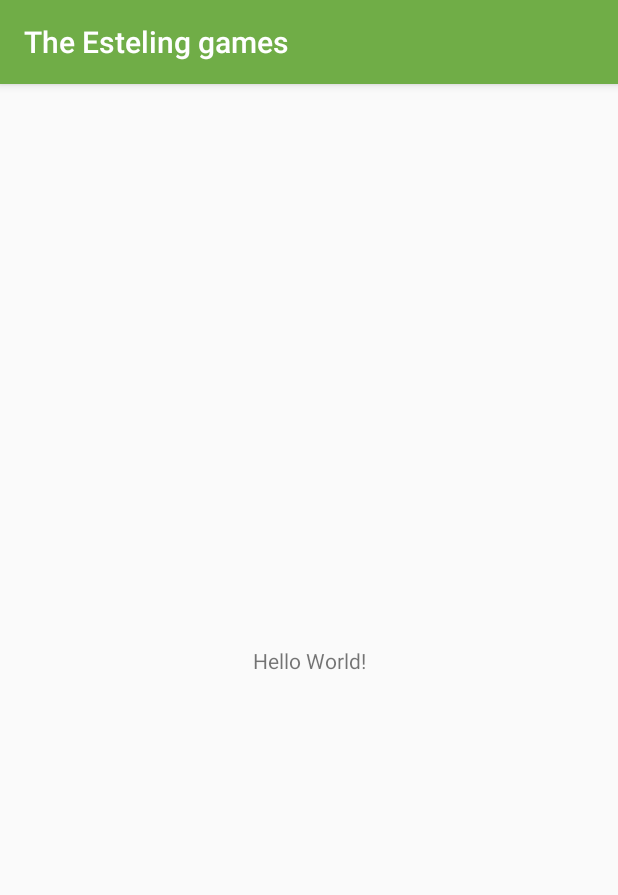
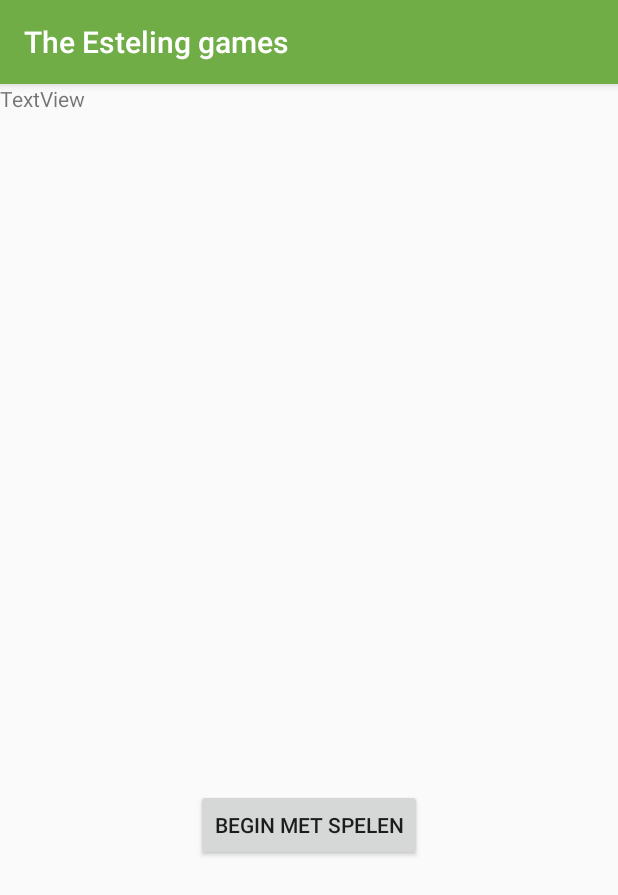
Before and after one commit to shinichihezemans/The-Esteling-games, an Android app: the screen it shows after launch (MainActivity), on a phone screen of 412 x 824 dp. Shown: the top 895 px of the screen. Run offline under Robolectric (Android 15) with nearby library versions, the light colour scheme and no system bars.

Commit message:
Lay-out gemaakt

```diff
--- a/app/src/main/res/layout/activity_main.xml
+++ b/app/src/main/res/layout/activity_main.xml
@@ -7,12 +7,24 @@
     tools:context=".MainActivity">
 
     <TextView
+        android:id="@+id/startText"
         android:layout_width="wrap_content"
         android:layout_height="wrap_content"
-        android:text="Hello World!"
+        android:text="TextView"
+        tools:layout_editor_absoluteX="162dp"
+        tools:layout_editor_absoluteY="196dp" />
+
+    <Button
+        android:id="@+id/startButton"
+        android:layout_width="wrap_content"
+        android:layout_height="wrap_content"
+        android:layout_marginStart="150dp"
+        android:layout_marginTop="300dp"
+        android:layout_marginEnd="150dp"
+        android:layout_marginBottom="100dp"
+        android:text="@string/StartButton"
         app:layout_constraintBottom_toBottomOf="parent"
-        app:layout_constraintLeft_toLeftOf="parent"
-        app:layout_constraintRight_toRightOf="parent"
-        app:layout_constraintTop_toTopOf="parent" />
-
+        app:layout_constraintEnd_toEndOf="parent"
+        app:layout_constraintStart_toStartOf="parent"
+        app:layout_constraintTop_toBottomOf="@+id/startText" />
 </androidx.constraintlayout.widget.ConstraintLayout>
--- a/app/src/main/res/values/strings.xml
+++ b/app/src/main/res/values/strings.xml
@@ -1,3 +1,4 @@
 <resources>
     <string name="app_name">The Esteling games</string>
+    <string name="StartButton">Begin met spelen</string>
 </resources>
```
